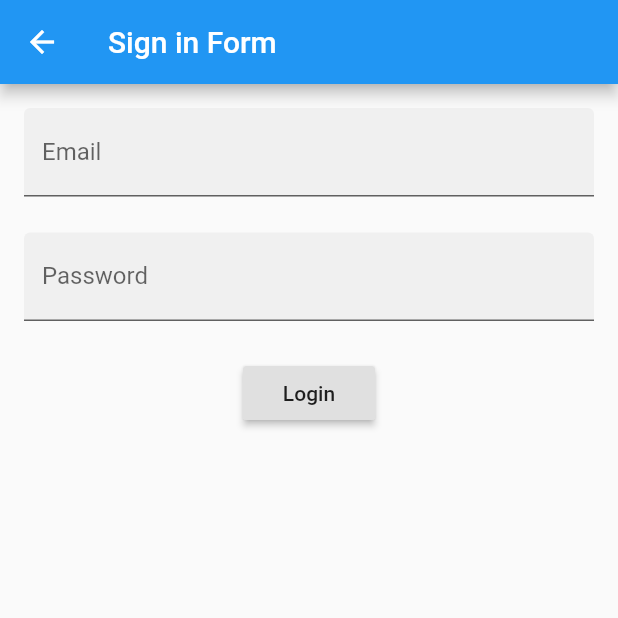
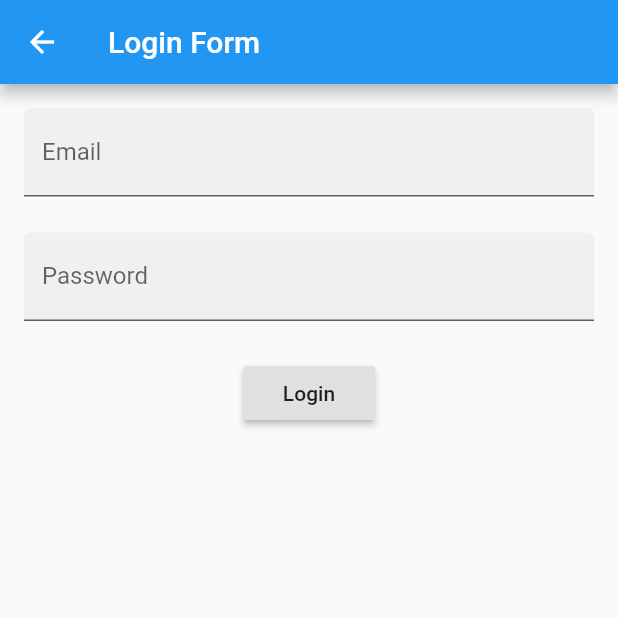
Before and after one commit to AnhDung23/Job-Application, a Flutter app: the screen it shows after launch, after a tap on "Login", on a phone screen of 412 x 824 dp, the top half of it. Run offline on Flutter 3.47's test engine with Material 2 defaults, Android fonts, the phone set to English and light mode, and no system bars.

```diff
--- a/prm391_project_job_app/lib/login.dart
+++ b/prm391_project_job_app/lib/login.dart
@@ -31,7 +31,9 @@ class Login extends StatefulWidget {
   Login({Key key}) : super(key: key);
 
   @override
-  _MyStatefulWidgetState createState() => _MyStatefulWidgetState();
+  _MyStatefulWidgetState createState() {
+    return _MyStatefulWidgetState();
+  }
 }
 
 /// This is the private State class that goes with MyStatefulWidget.
@@ -42,9 +44,10 @@ class _MyStatefulWidgetState extends State<Login> {
   Widget build(BuildContext context) {
     return Scaffold(
       appBar: AppBar(
-        title: Text('Sign in Form'),
+        title: Text('Login Form'),
       ),
       body: Form(
+        key: _formKey,
         child: Scrollbar(
           child: SingleChildScrollView(
             padding: EdgeInsets.all(16),
@@ -116,7 +119,7 @@ class _MyStatefulWidgetState extends State<Login> {
                   //   },
                   // ),
                 ].expand(
-                  (widget) => [
+                      (widget) => [
                     widget,
                     SizedBox(
                       height: 24,
--- a/prm391_project_job_app/lib/signup.dart
+++ b/prm391_project_job_app/lib/signup.dart
@@ -12,7 +12,7 @@ import 'package:flutter/material.dart';
 
 /// This is the main application widget.
 class MyApp extends StatelessWidget {
-  static const String _title = 'Login';
+  static const String _title = 'Signup';
 
   @override
   Widget build(BuildContext context) {
@@ -31,7 +31,9 @@ class Signup extends StatefulWidget {
   Signup({Key key}) : super(key: key);
 
   @override
-  _MyStatefulWidgetState createState() => _MyStatefulWidgetState();
+  _MyStatefulWidgetState createState() {
+    return _MyStatefulWidgetState();
+  }
 }
 
 /// This is the private State class that goes with MyStatefulWidget.
@@ -42,9 +44,10 @@ class _MyStatefulWidgetState extends State<Signup> {
   Widget build(BuildContext context) {
     return Scaffold(
       appBar: AppBar(
-        title: Text('Sign in Form'),
+        title: Text('Signup Form'),
       ),
       body: Form(
+        key: _formKey,
         child: Scrollbar(
           child: SingleChildScrollView(
             padding: EdgeInsets.all(16),
```
